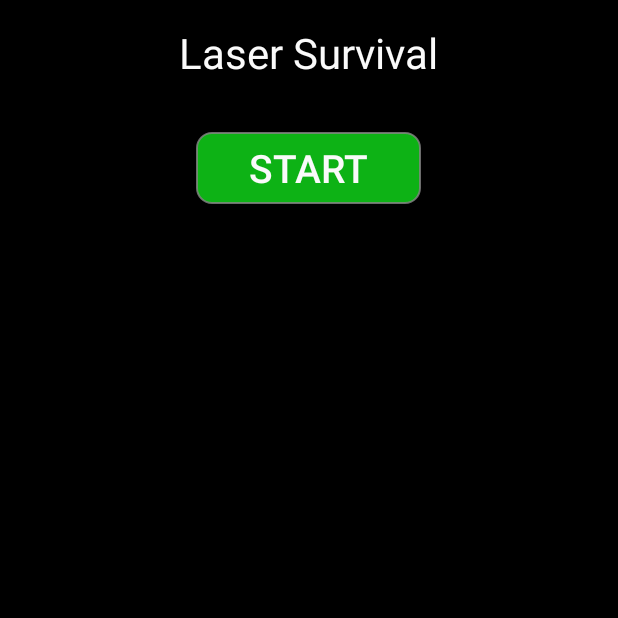
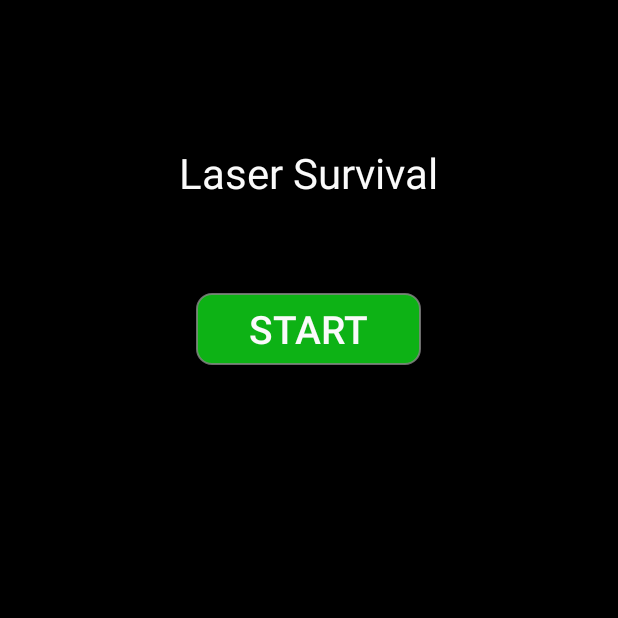
Before and after one commit to michelsen909/RealLaserSurvival, an Android app: the screen it shows after launch (mainMenu), on a phone screen of 412 x 824 dp, the top half of it. Run offline under Robolectric (Android 15) with nearby library versions, the phone set to English and light mode, and no system bars.

Commit message:
Fixed layout

```diff
--- a/app/src/main/res/layout/activity_main_menu.xml
+++ b/app/src/main/res/layout/activity_main_menu.xml
@@ -16,18 +16,19 @@
         android:text="Laser Survival"
 
         android:textSize="28dp"
+        android:id="@+id/textView"
+        android:textColor="@color/material_grey_50"
+        android:focusableInTouchMode="false"
         android:layout_alignParentTop="true"
         android:layout_centerHorizontal="true"
-        android:id="@+id/textView"
-        android:textColor="@color/material_grey_50"
-        android:focusableInTouchMode="false" />
+        android:layout_marginTop="80dp" />
 
     <Button
         android:layout_width="wrap_content"
         android:layout_height="wrap_content"
         android:text="Start"
         android:id="@+id/button"
-        android:layout_marginTop="34dp"
+        android:layout_marginTop="61dp"
         android:textSize="26dp"
         android:background="@drawable/mybutton"
         android:textColor="@color/material_grey_50"
```
